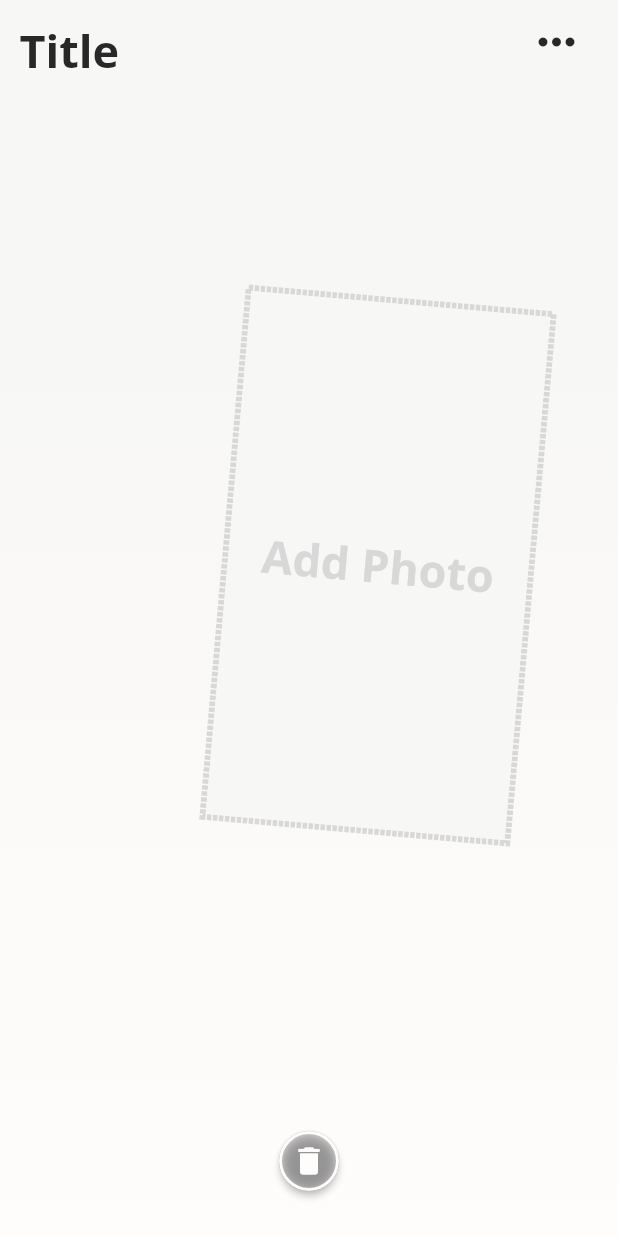
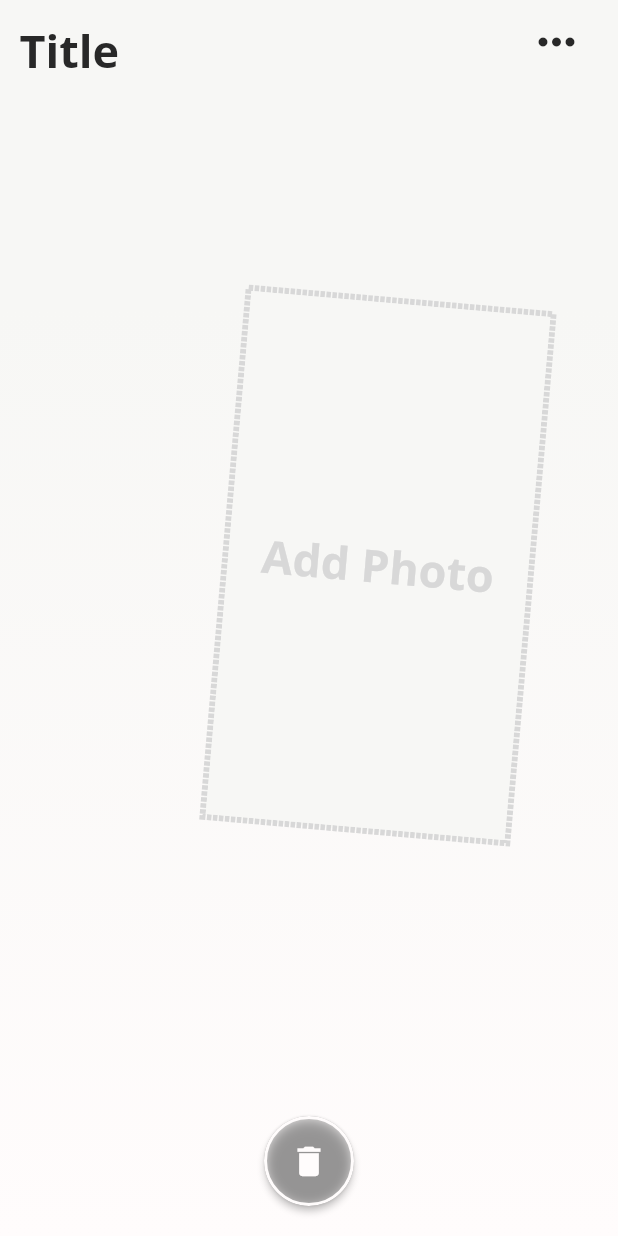
Before and after one commit to kkacquah/PostcardApp, a Flutter app: the screen it shows after launch, on a phone screen of 412 x 824 dp. Run offline on Flutter 3.47's test engine with Material 2 defaults, Android fonts, the phone set to English and light mode, and no system bars; drawn by our look-alikes of dotted_border; our stand-ins replace cloud_firestore, firebase_auth, google_sign_in, image_picker, line_icons, location and 2 more; missing offline and left inert: catcher, exif, flutter_facebook_login, geocoder, google_maps_webservice, image_crop; accounts and stored records are empty; project files that could hold a hidden picture were left out.

```diff
--- a/lib/Pages/Scrapbook/Components/Primitives/Toolbar.dart
+++ b/lib/Pages/Scrapbook/Components/Primitives/Toolbar.dart
@@ -6,7 +6,7 @@ import 'dart:ui' as ui;
 
 import 'package:scoped_model/scoped_model.dart';
 
-const double DELETE_WIDGET_RADIUS = 20;
+const double DELETE_WIDGET_RADIUS = 30;
 const double DELETE_WIDGET_RADIUS_FOCUSED = 40;
 const double TOOLBAR_HEIGHT = 100;
 
@@ -54,6 +54,7 @@ class _ToolbarState extends State<CoverToolbar> {
                                         shape: BoxShape.circle,
                                         color: Colors.transparent),
                                     child: Icon(Icons.delete,
+                                        size: 26,
                                         color: EmbarkColors.white)))))))));
   }
 
```
